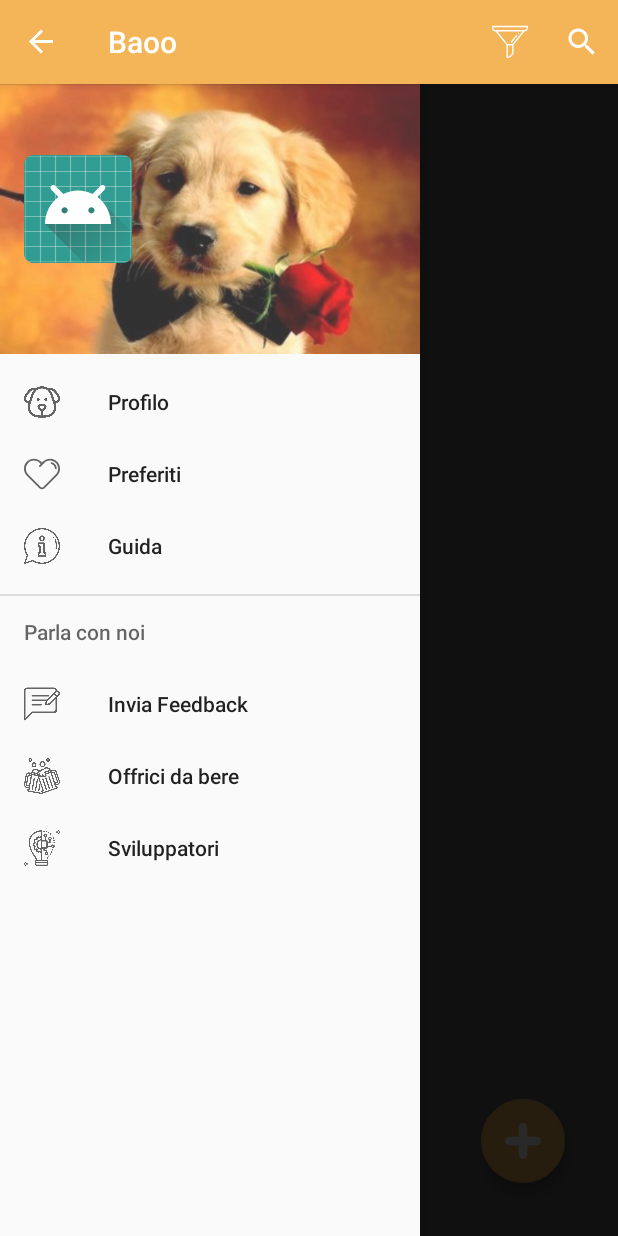
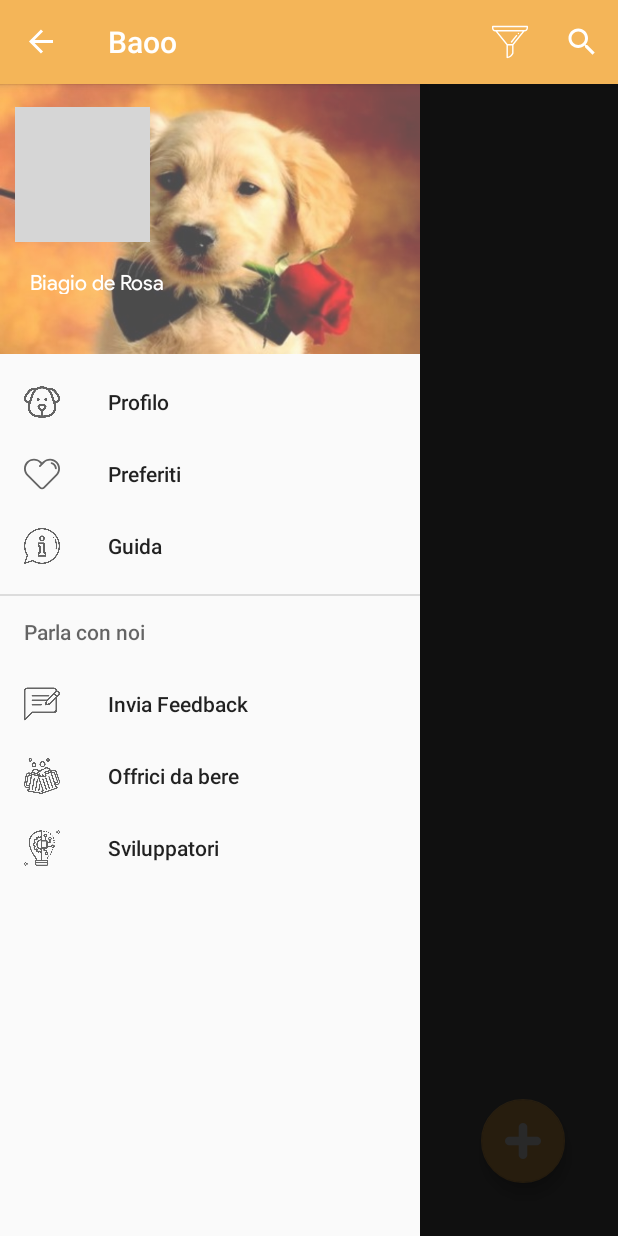
Before and after one commit to ruoccogiovanni/BaooVero, an Android app: the screen it shows after launch once a user with an empty profile is signed in (MainActivity), with the side drawer open, on a phone screen of 412 x 824 dp. Run offline under Robolectric (Android 15) with nearby library versions, the phone set to English and light mode, and no system bars; our stand-ins replace CircleImageView, Firebase (no records; nobody signed in at launch, a user with empty details on screens opened directly), Picasso; pictures from the network do not load; grey boxes are pictures that could not be loaded.

Commit message:
Aggiornato il navigation drawer (di nuovo) e nome e cognome per l'utente

```diff
--- a/app/src/main/java/com/example/giovanni/baoovero/MainActivity.java
+++ b/app/src/main/java/com/example/giovanni/baoovero/MainActivity.java
@@ -51,7 +51,7 @@ public class MainActivity extends AppCompatActivity {
     private  RecyclerView myrv;
     private List<Dog> listacani;
     private RecyclerViewAdapter myAdapter;
-    private DatabaseReference myRef;
+    private DatabaseReference myRef,myRef2;
     private DrawerLayout dl;
     private ActionBarDrawerToggle t;
     private NavigationView nv;
@@ -70,7 +70,6 @@ public class MainActivity extends AppCompatActivity {
         setContentView(R.layout.activity_main);
         auth = FirebaseAuth.getInstance();
         listacani = new ArrayList<>();
-
         NavigationView navigescionView = (NavigationView) findViewById(R.id.nv);
         View headerView = navigescionView.getHeaderView(0);
         immaginelogin= (ImageView) headerView.findViewById(R.id.immaginelogin);
@@ -104,7 +103,7 @@ public class MainActivity extends AppCompatActivity {
             }
         });
         myRef= FirebaseDatabase.getInstance().getReference("Cani");
-
+        myRef2=FirebaseDatabase.getInstance().getReference("Utenti");
         myrv = (RecyclerView) findViewById(R.id.recyclerview_id);
         myrv.setLayoutManager(new GridLayoutManager(this, 1));
         myRef.addValueEventListener(new ValueEventListener() {
@@ -158,8 +157,14 @@ public class MainActivity extends AppCompatActivity {
                 });
             }
         });
-        if (auth.getCurrentUser()!=null)
+        if (auth.getCurrentUser()!=null){
+            utente=auth.getCurrentUser().getUid();
             tvemaillogin.setText(auth.getCurrentUser().getEmail());
+            Query query = myRef.orderByChild("utente").equalTo(utente).limitToFirst(1);
+            query.addListenerForSingleValueEvent(valueEventListener);
+            Query nome = myRef2.orderByChild("email").equalTo(auth.getCurrentUser().getEmail());
+            nome.addListenerForSingleValueEvent(evento);
+        }
         dl = findViewById(R.id.dl);
         t = new ActionBarDrawerToggle(this, dl, R.string.open, R.string.close);
         t.setDrawerIndicatorEnabled(true);
@@ -222,6 +227,43 @@ public class MainActivity extends AppCompatActivity {
         });
 
     }
+
+    ValueEventListener valueEventListener = new ValueEventListener() {
+        @Override
+        public void onDataChange(DataSnapshot dataSnapshot) {
+                for (DataSnapshot snap: dataSnapshot.getChildren())
+                {Dog cane = snap.getValue(Dog.class);
+                 url=new String(cane.getThumbnail());
+                 break;
+                }
+            Picasso.get()
+                    .load(url)
+                    .fit()
+                    .centerCrop()
+                    .into(immaginelogin);
+        }
+
+        @Override
+        public void onCancelled(DatabaseError databaseError) {
+
+        }
+    };
+    ValueEventListener evento = new ValueEventListener() {
+        @Override
+        public void onDataChange(DataSnapshot dataSnapshot) {
+            for (DataSnapshot snap: dataSnapshot.getChildren())
+            {
+                Utente user=snap.getValue(Utente.class);
+                tvnamelogin.setText(user.getNome()+" " + user.getCognome());
+            }
+
+        }
+
+        @Override
+        public void onCancelled(DatabaseError databaseError) {
+
+        }
+    };
 
     @Override
     public boolean onCreateOptionsMenu(final Menu menu)
--- a/app/src/main/java/com/example/giovanni/baoovero/SignUp.java
+++ b/app/src/main/java/com/example/giovanni/baoovero/SignUp.java
@@ -27,7 +27,7 @@ public class SignUp extends AppCompatActivity implements View.OnClickListener {
 
     Button btnSignup;
     TextView btnLogin,btnForgotPass;
-    EditText input_email,input_pass;
+    EditText input_email,input_pass,nome,cognome;
     RelativeLayout activity_sign_up;
     private Vibrator myVib;
     private FirebaseAuth auth;
@@ -45,6 +45,8 @@ public class SignUp extends AppCompatActivity implements View.OnClickListener {
         btnForgotPass = (TextView)findViewById(R.id.signup_btn_forgot_pass);
         input_email = (EditText)findViewById(R.id.signup_email);
         input_pass = (EditText)findViewById(R.id.signup_password);
+        nome = (EditText)findViewById(R.id.signup_username);
+        cognome = (EditText)findViewById(R.id.signup_surname);
         activity_sign_up = (RelativeLayout)findViewById(R.id.activity_sign_up);
         myVib=(Vibrator)this.getSystemService(VIBRATOR_SERVICE);
         btnSignup.setOnClickListener(this);
@@ -102,6 +104,8 @@ public class SignUp extends AppCompatActivity implements View.OnClickListener {
                         else{
                             FirebaseUser currentFirebaseUser = FirebaseAuth.getInstance().getCurrentUser() ;
                             mDatabase.child("Utenti").child(currentFirebaseUser.getUid()).child("email").setValue(input_email.getText().toString());
+                            mDatabase.child("Utenti").child(currentFirebaseUser.getUid()).child("nome").setValue(nome.getText().toString());
+                            mDatabase.child("Utenti").child(currentFirebaseUser.getUid()).child("cognome").setValue(cognome.getText().toString());
                             startActivity(new Intent(SignUp.this,ProfileActivity.class));
                         }
                     }
--- a/app/src/main/res/layout/navigation_header.xml
+++ b/app/src/main/res/layout/navigation_header.xml
@@ -1,43 +1,71 @@
 <?xml version="1.0" encoding="utf-8"?>
-<LinearLayout xmlns:android="http://schemas.android.com/apk/res/android"
+<android.support.constraint.ConstraintLayout xmlns:android="http://schemas.android.com/apk/res/android"
     xmlns:app="http://schemas.android.com/apk/res-auto"
+    xmlns:tools="http://schemas.android.com/tools"
+    android:id="@+id/linearleiaut"
     android:layout_width="match_parent"
     android:layout_height="180dp"
-    android:background="@drawable/canedamettere"
-    android:id="@+id/linearleiaut"
-    android:alpha="0.8"
     android:gravity="bottom"
-    android:orientation="vertical"
-    android:paddingLeft="16dp"
-    android:paddingTop="16dp"
-    android:paddingRight="16dp"
-    android:paddingBottom="16dp"
     android:theme="@style/ThemeOverlay.AppCompat.Dark">
+    <ImageView
+        android:layout_width="match_parent"
+        android:layout_height="match_parent"
+        android:alpha="0.7"
+        android:background="@drawable/canedamettere"/>
 
-    <ImageView
+    <de.hdodenhof.circleimageview.CircleImageView xmlns:app="http://schemas.android.com/apk/res-auto"
         android:id="@+id/immaginelogin"
-        android:layout_width="wrap_content"
-        android:layout_height="wrap_content"
+        android:layout_width="90dp"
+        android:layout_height="90dp"
+        android:layout_marginStart="10dp"
+        android:layout_marginTop="15dp"
         android:contentDescription="Navigation Header"
-        android:paddingTop="8dp"
-        app:srcCompat="@mipmap/ic_launcher_round" />
+        android:cropToPadding="false"
+        android:scaleType="centerCrop"
+        android:clickable="true"
+        android:onClick="Clicckino"
+        app:civ_border_color="@color/prova"
+        app:civ_border_width="2dp"
+        android:background="@mipmap/ic_launcher_round"
+        app:layout_constraintStart_toStartOf="parent"
+        app:layout_constraintTop_toTopOf="parent"
+        />
+
+    />
 
     <TextView
         android:id="@+id/navigation_name"
-        android:layout_width="match_parent"
-        android:layout_height="wrap_content"
+        android:layout_width="0dp"
+        android:layout_height="0dp"
+        android:layout_marginTop="10dp"
+        android:layout_marginEnd="20dp"
+        android:layout_marginBottom="5dp"
         android:fontFamily="@font/productsansregular"
         android:paddingTop="8dp"
-        android:text=""
-        android:textAppearance="@style/TextAppearance.AppCompat.Body1" />
+        android:text="Biagio de Rosa"
+        android:textAppearance="@style/TextAppearance.AppCompat.Body1"
+        app:layout_constraintBottom_toTopOf="@+id/navigation_email"
+        app:layout_constraintEnd_toEndOf="parent"
+        app:layout_constraintHorizontal_bias="0.0"
+        app:layout_constraintStart_toStartOf="@+id/navigation_email"
+        app:layout_constraintTop_toBottomOf="@+id/immaginelogin" />
 
     <TextView
         android:id="@+id/navigation_email"
-        android:layout_width="wrap_content"
-        android:layout_height="wrap_content"
+        android:layout_width="0dp"
+        android:layout_height="0dp"
+        android:layout_marginStart="20dp"
+        android:layout_marginTop="40dp"
+        android:layout_marginEnd="20dp"
+        android:layout_marginBottom="10dp"
         android:fontFamily="@font/productsansregular"
+        android:textAppearance="@style/TextAppearance.AppCompat.Body1"
+        android:onClick="Clicckino"
         android:text="Accedi"
-        android:onClick="Clicckino"
-        android:textSize="16dp" />
+        android:textSize="16dp"
+        app:layout_constraintBottom_toBottomOf="parent"
+        app:layout_constraintEnd_toEndOf="parent"
+        app:layout_constraintStart_toStartOf="parent"
+        app:layout_constraintTop_toBottomOf="@+id/immaginelogin" />
 
-</LinearLayout>
+</android.support.constraint.ConstraintLayout>
```
Also changed, not shown: app/src/main/java/com/example/giovanni/baoovero/Utente.java (+24 -1 lines), app/src/main/res/layout/activity_sign_up.xml (+35 -1 lines).
